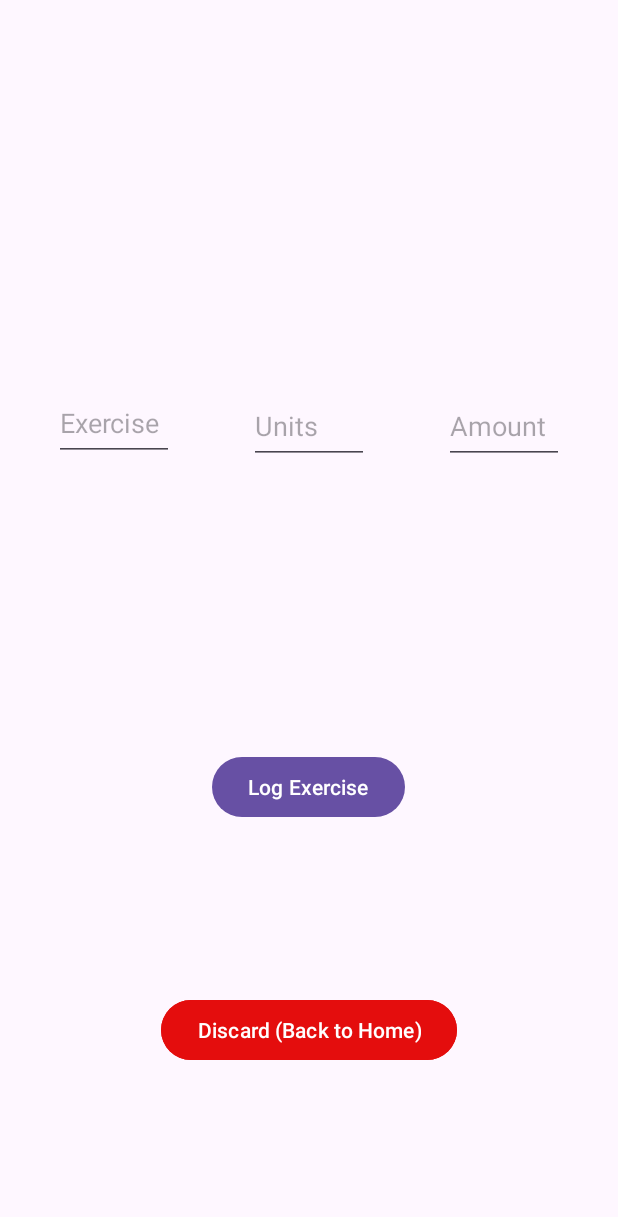
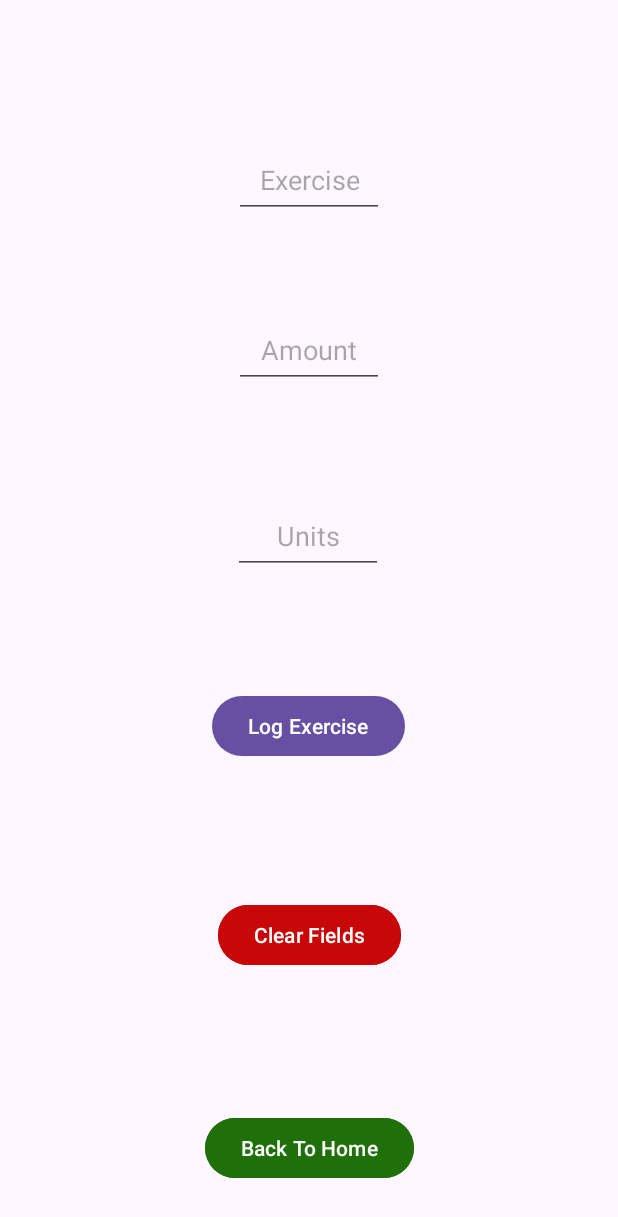
Before and after one commit to COSC481W-2024Winter/ResoluteApp, an Android app: the LogExerciseFragment screen opened through its navigation route, on a phone screen of 412 x 824 dp. Shown: the top 1217 px of the screen. Run offline under Robolectric (Android 15) with nearby library versions, the phone set to English and light mode, and no system bars; our stand-ins replace Firebase (no records; nobody signed in at launch, a user with empty details on screens opened directly), navigation-ui.

Commit message:
Update: Added UI Features Talked About. As Well As Functionality for Them. Also removed hardcoded Text on buttons and fields to follow Android Programming Practices.
* Moved Three Edit Text Fields so that They're Vertical Not Horizontal in fragment_log_exercise.xml
* Added A Clear Button to Reset Fields In Case of Mistake in fragment_log_exercise.xml
* Added a Clear Fields Method and Implemented in LogExerciseFragment.java
* Extracted hardcoded Strings into the strings.xml to follow Standards

Addresses Issue #35

```diff
--- a/app/src/main/java/com/example/resoluteapp/LogExerciseFragment.java
+++ b/app/src/main/java/com/example/resoluteapp/LogExerciseFragment.java
@@ -2,6 +2,7 @@ package com.example.resoluteapp;
 
 import static android.content.ContentValues.TAG;
 
+import android.annotation.SuppressLint;
 import android.os.Bundle;
 import android.util.Log;
 import android.view.LayoutInflater;
@@ -16,6 +17,7 @@ import androidx.navigation.fragment.NavHostFragment;
 import com.example.resoluteapp.databinding.FragmentLogExerciseBinding;
 import com.google.firebase.Timestamp;
 import com.google.firebase.firestore.FirebaseFirestore;
+
 import java.text.SimpleDateFormat;
 import java.util.Date;
 
@@ -53,7 +55,14 @@ public class LogExerciseFragment extends Fragment {
                     Toast.makeText(requireActivity(), "Please fill in all fields", Toast.LENGTH_SHORT).show();
                 }
             }
+        });
 
+        // Clear Fields Button
+        binding.clearFields.setOnClickListener(new View.OnClickListener() {
+            @Override
+            public void onClick(View view) {
+                clearFields();
+            }
         });
 
         //Discard Button
@@ -80,6 +89,7 @@ public class LogExerciseFragment extends Fragment {
         String units = binding.editTextUnits.getText().toString().trim();
         String numberOfUnits = binding.editTextNumberOfUnits.getText().toString().trim();
 
+        @SuppressLint("SimpleDateFormat")
         SimpleDateFormat dateFormat = new SimpleDateFormat("MM/dd/yyyy");
         String dateString = dateFormat.format(new Date(System.currentTimeMillis()));
 
@@ -113,6 +123,13 @@ public class LogExerciseFragment extends Fragment {
 
     }
 
+    private void clearFields() {
+        // Clear EditText fields
+        binding.editTextExercise.setText("");
+        binding.editTextUnits.setText("");
+        binding.editTextNumberOfUnits.setText("");
+    }
+
     @Override
     public void onDestroyView() {
         super.onDestroyView();
--- a/app/src/main/res/layout/fragment_log_exercise.xml
+++ b/app/src/main/res/layout/fragment_log_exercise.xml
@@ -14,70 +14,87 @@
 
     <!-- Log Exercise Button -->
 
+    <!-- Discard Button -->
+
     <EditText
         android:id="@+id/editTextExercise"
-        android:layout_width="80dp"
+        android:layout_width="100dp"
         android:layout_height="50dp"
-        android:layout_marginStart="50dp"
-        android:layout_marginTop="-100dp"
-        android:layout_marginBottom="-100dp"
-        android:hint="Exercise"
-        app:layout_constraintBottom_toTopOf="@+id/log_exercise_button"
-        app:layout_constraintEnd_toStartOf="@+id/editTextUnits"
+        android:gravity="center"
+        android:hint="@string/exercise"
+        android:inputType="text"
+        app:layout_constraintBottom_toBottomOf="parent"
+        app:layout_constraintEnd_toEndOf="parent"
+        app:layout_constraintHorizontal_bias="0.499"
         app:layout_constraintStart_toStartOf="parent"
-        app:layout_constraintTop_toTopOf="parent" />
+        app:layout_constraintTop_toTopOf="parent"
+        app:layout_constraintVertical_bias="0.044"
+        android:importantForAutofill="no" />
 
     <EditText
         android:id="@+id/editTextUnits"
-        android:layout_width="80dp"
+        android:layout_width="100dp"
         android:layout_height="50dp"
-        android:layout_marginStart="50dp"
-        android:layout_marginTop="-100dp"
-        android:layout_marginEnd="50dp"
-        android:layout_marginBottom="-100dp"
-        android:hint="Units"
-        app:layout_constraintBottom_toTopOf="@+id/log_exercise_button"
-        app:layout_constraintEnd_toStartOf="@+id/editTextNumberOfUnits"
-        app:layout_constraintStart_toEndOf="@+id/editTextExercise"
-        app:layout_constraintTop_toTopOf="parent"
-        app:layout_constraintVertical_bias="0.503" />
-
-    <EditText
-        android:id="@+id/editTextNumberOfUnits"
-        android:layout_width="80dp"
-        android:layout_height="50dp"
-        android:layout_marginTop="-100dp"
-        android:layout_marginEnd="50dp"
-        android:layout_marginBottom="-100dp"
-        android:hint="Amount"
-        app:layout_constraintBottom_toTopOf="@+id/log_exercise_button"
-        app:layout_constraintEnd_toEndOf="parent"
-        app:layout_constraintHorizontal_bias="1.0"
-        app:layout_constraintStart_toEndOf="@+id/editTextUnits"
-        app:layout_constraintTop_toTopOf="parent"
-        app:layout_constraintVertical_bias="0.503" />
-
-    <!-- Discard Button -->
-    <Button
-        android:id="@+id/log_exercise_button"
-        android:layout_width="wrap_content"
-        android:layout_height="wrap_content"
-        android:text="Log Exercise"
+        android:gravity="center"
+        android:hint="@string/units"
+        android:inputType="text"
         app:layout_constraintBottom_toBottomOf="parent"
         app:layout_constraintEnd_toEndOf="parent"
         app:layout_constraintHorizontal_bias="0.498"
         app:layout_constraintStart_toStartOf="parent"
         app:layout_constraintTop_toTopOf="parent"
-        app:layout_constraintVertical_bias="0.613" />
+        app:layout_constraintVertical_bias="0.378"
+        android:importantForAutofill="no" />
+
+    <EditText
+        android:id="@+id/editTextNumberOfUnits"
+        android:layout_width="100dp"
+        android:layout_height="50dp"
+        android:gravity="center"
+        android:hint="@string/amount"
+        android:inputType="text"
+        app:layout_constraintBottom_toBottomOf="parent"
+        app:layout_constraintEnd_toEndOf="parent"
+        app:layout_constraintHorizontal_bias="0.499"
+        app:layout_constraintStart_toStartOf="parent"
+        app:layout_constraintTop_toTopOf="parent"
+        app:layout_constraintVertical_bias="0.204"
+        tools:ignore="TextFields"
+        android:importantForAutofill="no" />
+
+    <Button
+        android:id="@+id/log_exercise_button"
+        android:layout_width="wrap_content"
+        android:layout_height="wrap_content"
+        android:text="@string/log_exercise"
+        app:layout_constraintBottom_toBottomOf="parent"
+        app:layout_constraintEnd_toEndOf="parent"
+        app:layout_constraintHorizontal_bias="0.498"
+        app:layout_constraintStart_toStartOf="parent"
+        app:layout_constraintTop_toTopOf="parent"
+        app:layout_constraintVertical_bias="0.556" />
+
+    <Button
+        android:id="@+id/clear_fields"
+        android:layout_width="wrap_content"
+        android:layout_height="wrap_content"
+        android:backgroundTint="#C80808"
+        android:text="@string/clear_fields"
+        app:layout_constraintBottom_toBottomOf="parent"
+        app:layout_constraintEnd_toEndOf="parent"
+        app:layout_constraintStart_toStartOf="parent"
+        app:layout_constraintTop_toTopOf="parent"
+        app:layout_constraintVertical_bias="0.752" />
 
     <Button
         android:id="@+id/to_home_from_log_exercise"
         android:layout_width="wrap_content"
         android:layout_height="wrap_content"
-        android:backgroundTint="#E40D0D"
-        android:text="Discard (Back to Home)"
+        android:backgroundTint="#1F7008"
+        android:text="@string/back_to_home"
         app:layout_constraintBottom_toBottomOf="parent"
         app:layout_constraintEnd_toEndOf="parent"
         app:layout_constraintStart_toStartOf="parent"
-        app:layout_constraintTop_toBottomOf="@+id/log_exercise_button" />
+        app:layout_constraintTop_toTopOf="parent"
+        app:layout_constraintVertical_bias="0.951" />
 </androidx.constraintlayout.widget.ConstraintLayout>
--- a/app/src/main/res/values/strings.xml
+++ b/app/src/main/res/values/strings.xml
@@ -45,4 +45,10 @@
     </string>
     <!-- TODO: Remove or change this placeholder text -->
     <string name="hello_blank_fragment">Hello blank fragment</string>
+    <string name="exercise">Exercise</string>
+    <string name="units">Units</string>
+    <string name="amount">Amount</string>
+    <string name="log_exercise">Log Exercise</string>
+    <string name="clear_fields">Clear Fields</string>
+    <string name="back_to_home">Back To Home</string>
 </resources>
```
